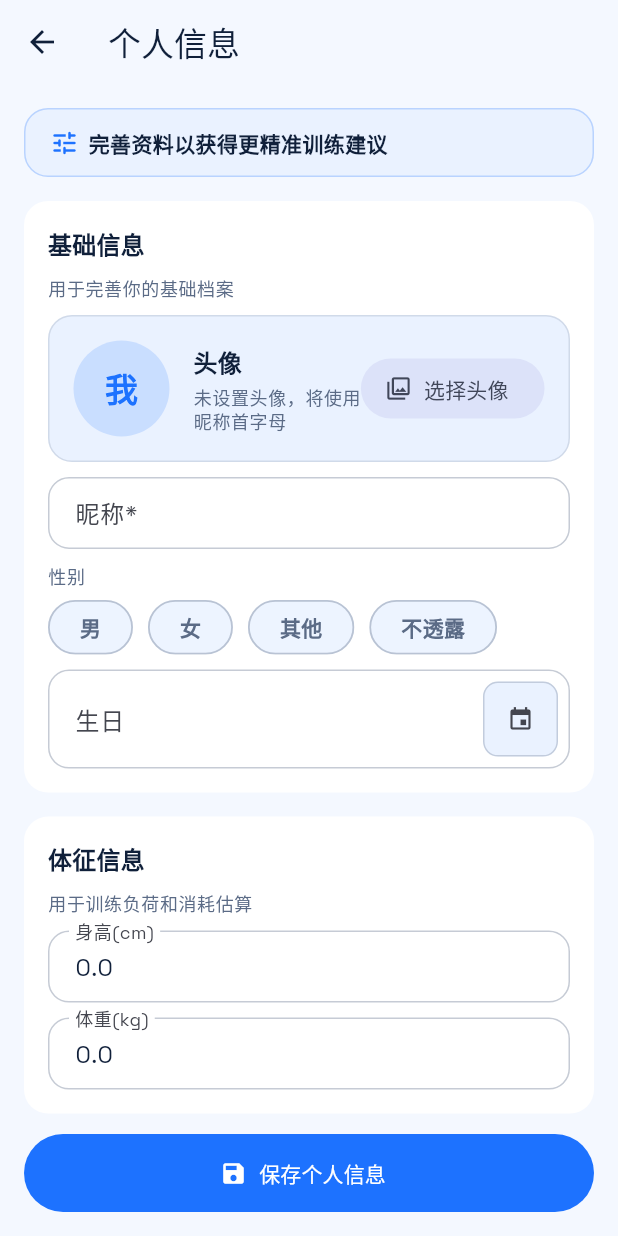
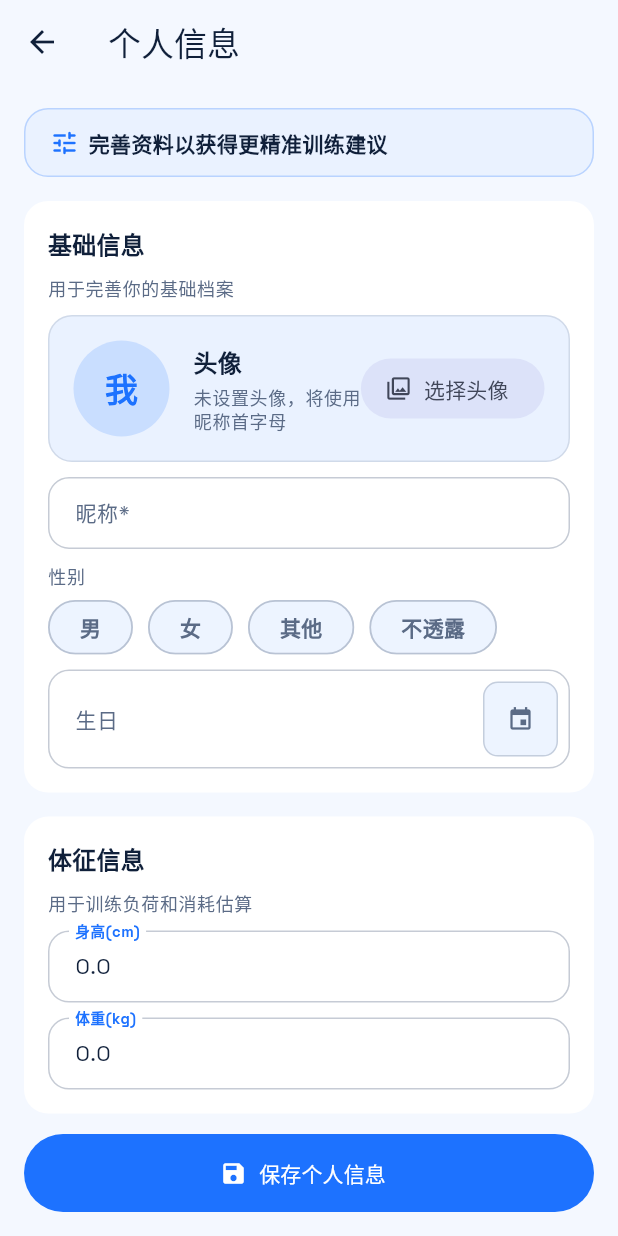
Before and after one commit to wuzhan-hua/FitnessApp, a Flutter app: the PersonalInfoPage screen opened by its route, on a phone screen of 412 x 824 dp. Run offline on Flutter 3.47's test engine with Material 3 defaults, Android fonts, the phone set to English and light mode, and no system bars; our stand-ins replace fl_chart, flutter_riverpod, image_picker, shared_preferences, supabase_flutter; accounts and stored records are empty; network calls fail; statements that could not run were skipped.

Commit message:
主要调整：输入框背景从固定半透明白色改为主题面板色，补齐 label、hint、error、输入文字的暗色适配，并给生日输入框右侧图标设置了最小约束，避免挤压输入区域。保存逻辑、校验逻辑、数据结构都没动。

```diff
--- a/lib/presentation/pages/personal_info_page.dart
+++ b/lib/presentation/pages/personal_info_page.dart
@@ -255,8 +255,16 @@ class _PersonalInfoPageState extends ConsumerState<PersonalInfoPage> {
     return InputDecoration(
       labelText: label,
       filled: true,
-      fillColor: Colors.white.withValues(alpha: 0.82),
-      contentPadding: const EdgeInsets.symmetric(horizontal: 14, vertical: 12),
+      fillColor: colors.panel,
+      labelStyle: TextStyle(color: colors.textMuted, fontSize: 14),
+      floatingLabelStyle: TextStyle(
+        color: colors.accent,
+        fontSize: 13,
+        fontWeight: FontWeight.w700,
+      ),
+      hintStyle: TextStyle(color: colors.textMuted.withValues(alpha: 0.68)),
+      errorStyle: TextStyle(color: colors.warning, fontSize: 12, height: 1.2),
+      contentPadding: const EdgeInsets.symmetric(horizontal: 14, vertical: 14),
       border: OutlineInputBorder(
         borderRadius: BorderRadius.circular(14),
         borderSide: BorderSide(color: colors.textMuted.withValues(alpha: 0.35)),
@@ -278,6 +286,10 @@ class _PersonalInfoPageState extends ConsumerState<PersonalInfoPage> {
         borderSide: BorderSide(color: colors.warning, width: 1.5),
       ),
     );
+  }
+
+  TextStyle _inputTextStyle(AppPalette colors) {
+    return TextStyle(color: colors.textPrimary, fontSize: 15, height: 1.2);
   }
 
   @override
@@ -369,6 +381,7 @@ class _PersonalInfoPageState extends ConsumerState<PersonalInfoPage> {
                 TextFormField(
                   controller: _nameController,
                   onChanged: (_) => setState(() {}),
+                  style: _inputTextStyle(colors),
                   decoration: _inputDecoration(
                     '昵称*',
                   ).copyWith(hintText: '请输入昵称'),
@@ -391,12 +404,17 @@ class _PersonalInfoPageState extends ConsumerState<PersonalInfoPage> {
                   controller: _birthDateController,
                   readOnly: true,
                   onTap: _pickBirthDate,
+                  style: _inputTextStyle(colors),
                   decoration: _inputDecoration('生日').copyWith(
                     hintText: '点击选择生日',
+                    suffixIconConstraints: const BoxConstraints(
+                      minWidth: 50,
+                      minHeight: 50,
+                    ),
                     suffixIcon: Container(
                       margin: const EdgeInsets.all(8),
                       decoration: BoxDecoration(
-                        color: colors.panelAlt,
+                        color: colors.panelAlt.withValues(alpha: 0.86),
                         borderRadius: BorderRadius.circular(10),
                         border: Border.all(
                           color: colors.textMuted.withValues(alpha: 0.28),
@@ -404,6 +422,7 @@ class _PersonalInfoPageState extends ConsumerState<PersonalInfoPage> {
                       ),
                       child: IconButton(
                         icon: const Icon(Icons.event, size: 18),
+                        color: colors.textMuted,
                         onPressed: _pickBirthDate,
                       ),
                     ),
@@ -426,6 +445,7 @@ class _PersonalInfoPageState extends ConsumerState<PersonalInfoPage> {
                 const SizedBox(height: AppSpacing.sm),
                 TextFormField(
                   controller: _heightController,
+                  style: _inputTextStyle(colors),
                   keyboardType: const TextInputType.numberWithOptions(
                     decimal: true,
                   ),
@@ -444,6 +464,7 @@ class _PersonalInfoPageState extends ConsumerState<PersonalInfoPage> {
                 const SizedBox(height: AppSpacing.sm),
                 TextFormField(
                   controller: _weightController,
+                  style: _inputTextStyle(colors),
                   keyboardType: const TextInputType.numberWithOptions(
                     decimal: true,
                   ),
--- a/lib/presentation/pages/session_editor_page.dart
+++ b/lib/presentation/pages/session_editor_page.dart
@@ -1137,6 +1137,7 @@ class _SessionEditorPageState extends ConsumerState<SessionEditorPage> {
                           ),
                         );
                       }),
+                      if (!_isRestDay)
                         SectionCard(
                           title: '训练时长',
                           child: Row(
```
Also changed, not shown: 1 other file. Lines whose indentation alone changed are shown as unchanged.
